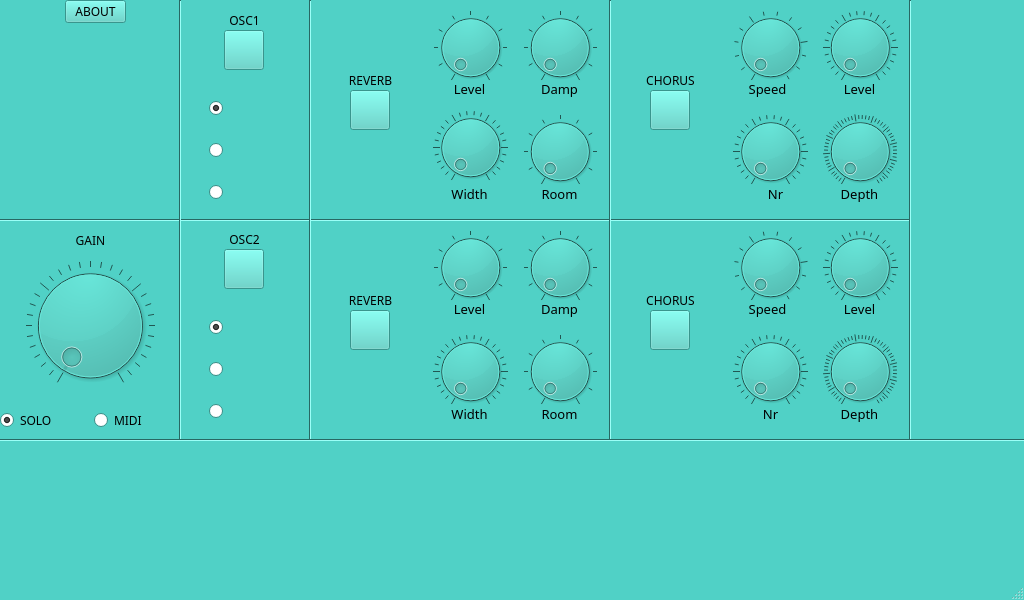
Before: the Qt Designer form QT/UI/MidiMizeForm.ui in MariovMesquita/MIDIMize, drawn with Qt 5.
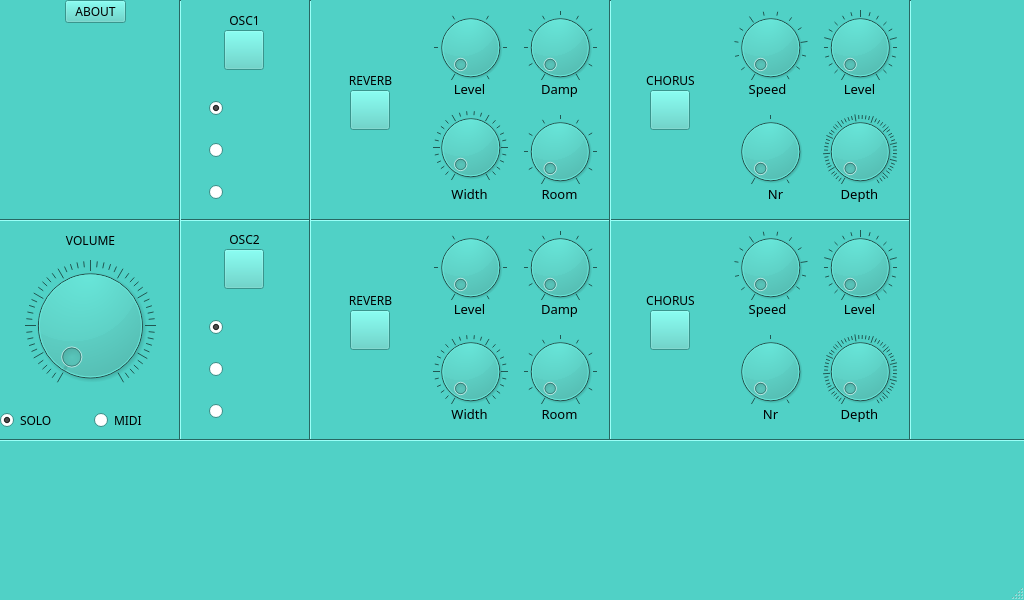
After: the same form once the commit is applied. Icons and pictures are not drawn.

Commit message: Adds volume control, normalized gain and corrected chorus and reverb gains. Corrects some bugs with MIDI led control.

Patch:
```diff
--- a/QT/UI/MidiMizeForm.ui
+++ b/QT/UI/MidiMizeForm.ui
@@ -769,7 +769,7 @@
       </rect>
      </property>
      <property name="maximum">
-      <number>100</number>
+      <number>80</number>
      </property>
      <property name="notchesVisible">
       <bool>true</bool>
@@ -784,6 +784,9 @@
        <height>75</height>
       </rect>
      </property>
+     <property name="maximum">
+      <number>2</number>
+     </property>
      <property name="notchesVisible">
       <bool>true</bool>
      </property>
@@ -964,7 +967,7 @@
       </rect>
      </property>
      <property name="maximum">
-      <number>10</number>
+      <number>5</number>
      </property>
      <property name="notchesVisible">
       <bool>true</bool>
@@ -1200,7 +1203,7 @@
       </rect>
      </property>
      <property name="maximum">
-      <number>100</number>
+      <number>80</number>
      </property>
      <property name="invertedAppearance">
       <bool>false</bool>
@@ -1218,6 +1221,9 @@
        <height>75</height>
       </rect>
      </property>
+     <property name="maximum">
+      <number>2</number>
+     </property>
      <property name="notchesVisible">
       <bool>true</bool>
      </property>
@@ -1423,7 +1429,7 @@
       </rect>
      </property>
      <property name="maximum">
-      <number>10</number>
+      <number>5</number>
      </property>
      <property name="wrapping">
       <bool>false</bool>
@@ -1516,7 +1522,7 @@
       <rect>
        <x>30</x>
        <y>80</y>
-       <width>71</width>
+       <width>91</width>
        <height>141</height>
       </rect>
      </property>
@@ -1532,8 +1538,8 @@
         </property>
         <property name="iconSize">
          <size>
-          <width>30</width>
-          <height>30</height>
+          <width>35</width>
+          <height>35</height>
          </size>
         </property>
         <property name="checked">
@@ -1552,8 +1558,8 @@
         </property>
         <property name="iconSize">
          <size>
-          <width>30</width>
-          <height>30</height>
+          <width>35</width>
+          <height>35</height>
          </size>
         </property>
        </widget>
@@ -1569,8 +1575,8 @@
         </property>
         <property name="iconSize">
          <size>
-          <width>30</width>
-          <height>30</height>
+          <width>35</width>
+          <height>35</height>
          </size>
         </property>
        </widget>
@@ -1620,7 +1626,7 @@
       <rect>
        <x>30</x>
        <y>80</y>
-       <width>71</width>
+       <width>81</width>
        <height>141</height>
       </rect>
      </property>
@@ -1636,8 +1642,8 @@
         </property>
         <property name="iconSize">
          <size>
-          <width>30</width>
-          <height>30</height>
+          <width>35</width>
+          <height>35</height>
          </size>
         </property>
         <property name="checked">
@@ -1656,8 +1662,8 @@
         </property>
         <property name="iconSize">
          <size>
-          <width>30</width>
-          <height>30</height>
+          <width>35</width>
+          <height>35</height>
          </size>
         </property>
        </widget>
@@ -1673,8 +1679,8 @@
         </property>
         <property name="iconSize">
          <size>
-          <width>30</width>
-          <height>30</height>
+          <width>35</width>
+          <height>35</height>
          </size>
         </property>
        </widget>
@@ -1746,9 +1752,9 @@
     <widget class="QLabel" name="gainLabel">
      <property name="geometry">
       <rect>
-       <x>60</x>
+       <x>40</x>
        <y>0</y>
-       <width>61</width>
+       <width>101</width>
        <height>41</height>
       </rect>
      </property>
@@ -1761,7 +1767,7 @@
       </font>
      </property>
      <property name="text">
-      <string>GAIN</string>
+      <string>VOLUME</string>
      </property>
      <property name="alignment">
       <set>Qt::AlignCenter</set>
@@ -1777,7 +1783,7 @@
       </rect>
      </property>
      <property name="maximum">
-      <number>30</number>
+      <number>100</number>
      </property>
      <property name="singleStep">
       <number>1</number>
```
Left out of the diff: 12 changed lines with no effect on the pictures. The commit also changes 37 other files.
